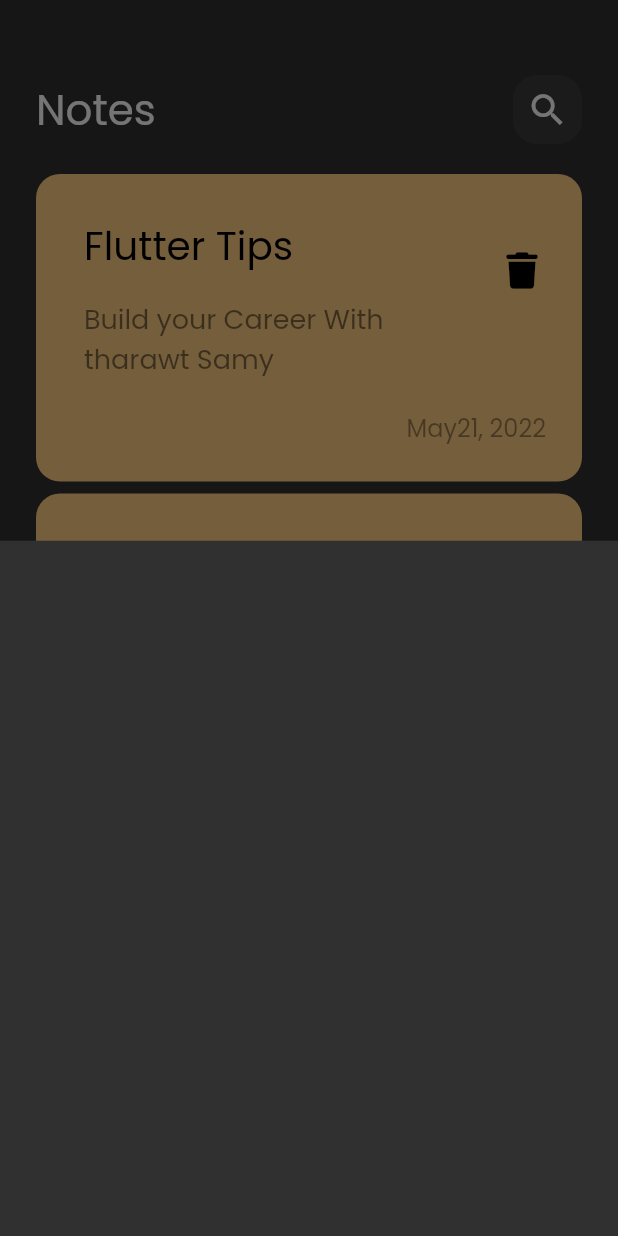
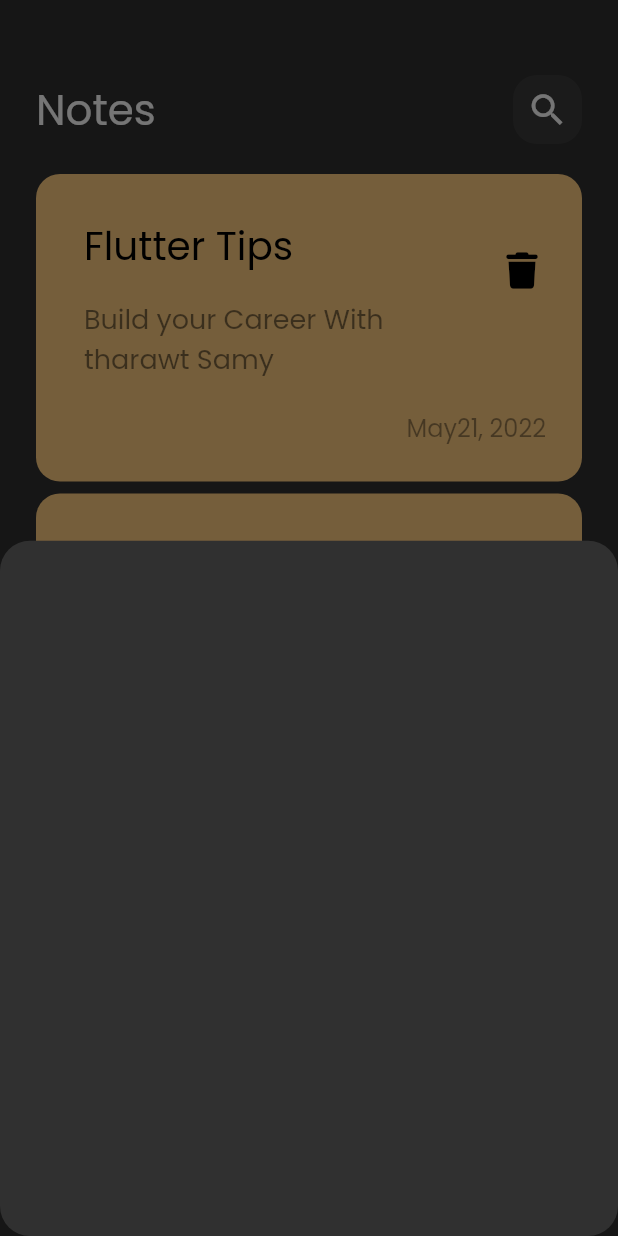
Before and after one commit to mohamed-seiam/notes_app, a Flutter app: the screen it shows after launch, after a tap on an icon or button, on a phone screen of 412 x 824 dp. Run offline on Flutter 3.47's test engine with Material 2 defaults, Android fonts, the phone set to English and light mode, and no system bars; our stand-ins replace font_awesome_flutter.

Commit message:
Adding BorderRadius to BottomSheet

```diff
--- a/lib/views/notes_view.dart
+++ b/lib/views/notes_view.dart
@@ -12,7 +12,11 @@ class NotesView extends StatelessWidget {
       floatingActionButton: FloatingActionButton(
           onPressed: ()
           {
-            showModalBottomSheet(context: context, builder:(context)
+            showModalBottomSheet(
+              shape: RoundedRectangleBorder(
+                borderRadius: BorderRadius.circular(20.0),
+              ),
+                context: context, builder:(context)
             {
               return const CustomBottomSheet();
             });
```
